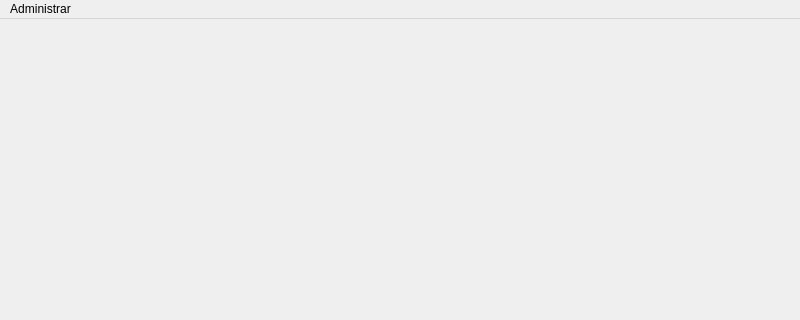
Qt form administrador.ui (jorge-luis-dev/Arenita) before a commit; both pictures show x 0 to 800 and y 0 to 320 of the 800 by 600 pixel window.
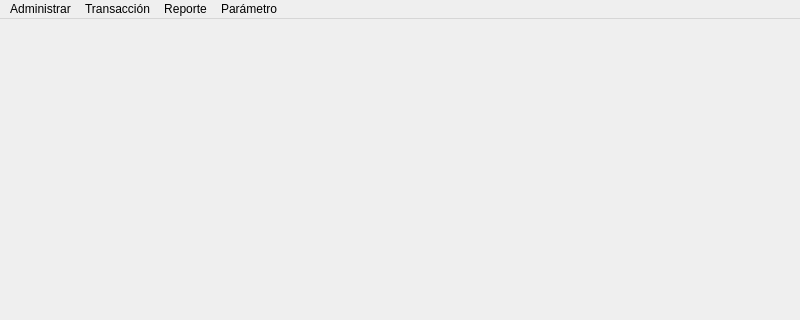
The same form after that commit.

Commit message: Parámetro

What changed in the file:
```diff
--- a/administrador.ui
+++ b/administrador.ui
@@ -33,7 +33,26 @@
     <addaction name="actionEmpresa"/>
     <addaction name="actionUsuario"/>
    </widget>
+   <widget class="QMenu" name="menuTransacci_n">
+    <property name="title">
+     <string>Transacción</string>
+    </property>
+   </widget>
+   <widget class="QMenu" name="menuReporte">
+    <property name="title">
+     <string>Reporte</string>
+    </property>
+   </widget>
+   <widget class="QMenu" name="menuParametro">
+    <property name="title">
+     <string>Parámetro</string>
+    </property>
+    <addaction name="actionServidor"/>
+   </widget>
    <addaction name="menuAdministrar"/>
+   <addaction name="menuTransacci_n"/>
+   <addaction name="menuReporte"/>
+   <addaction name="menuParametro"/>
   </widget>
   <widget class="QStatusBar" name="statusbar"/>
   <action name="actionEmpresa">
```
Left out of the diff: 5 changed lines with no effect on the pictures. The commit also changes 5 other files.
